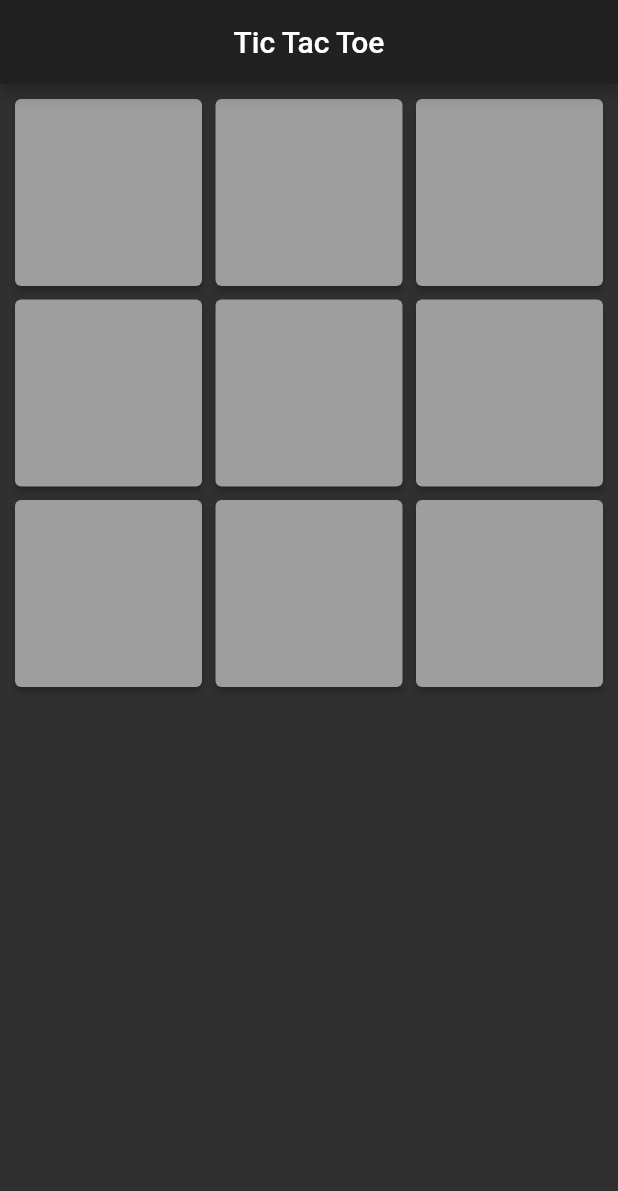
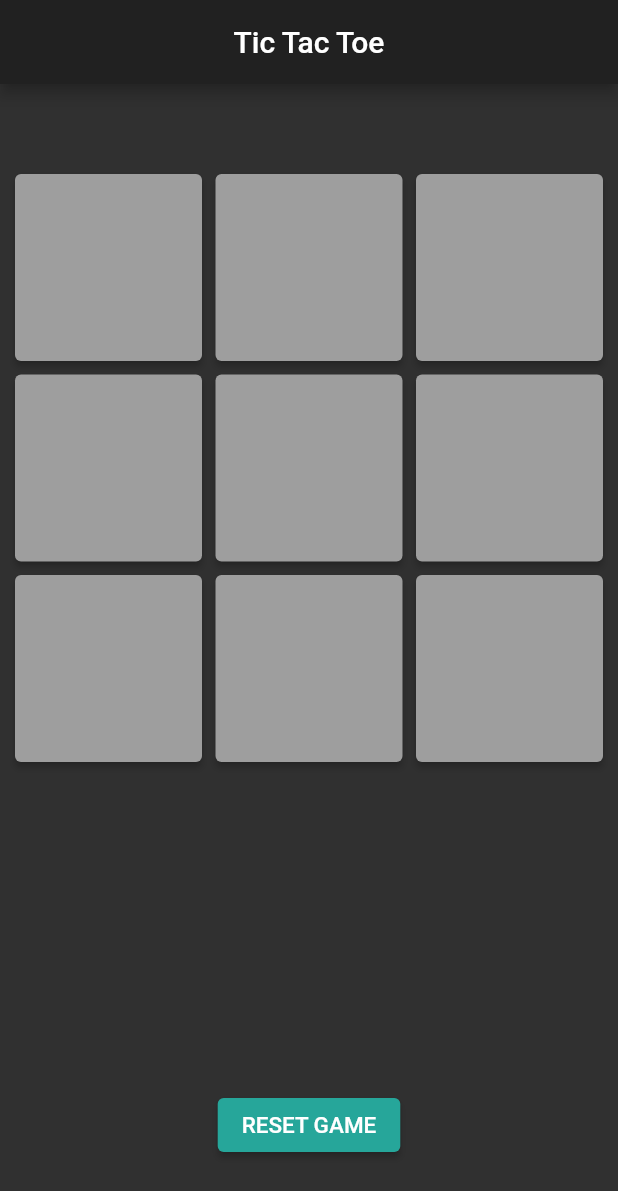
Before and after one commit to shlembo598/tic_tac_toe_game, a Flutter app: the screen it shows after launch, on a phone screen of 412 x 824 dp. Shown: the top 1191 px of the screen. Run offline on Flutter 3.47's test engine with Material 2 defaults, Android fonts, the phone set to English and light mode, and no system bars.

Commit message:
feat: -Added a game reset button. -Added an imitation of playing with a partner.

```diff
--- a/lib/home_page.dart
+++ b/lib/home_page.dart
@@ -1,3 +1,5 @@
+import 'dart:math';
+
 import 'package:flutter/cupertino.dart';
 import 'package:flutter/material.dart';
 import 'package:tic_tac_toe_game/widgets/game_field_button.dart';
@@ -26,7 +28,15 @@ class _HomePageState extends State<HomePage> {
       appBar: AppBar(
         title: Center(child: Text("Tic Tac Toe")),
       ),
-      body: GridView.builder(
+      body: Column(
+        mainAxisAlignment: MainAxisAlignment.center,
+        crossAxisAlignment: CrossAxisAlignment.center,
+        children: [
+          SizedBox(
+            height: 50.0,
+          ),
+          Expanded(
+            child: GridView.builder(
               padding: const EdgeInsets.all(10.0),
               itemCount: buttonsList.length,
               itemBuilder: (context, i) => SizedBox(
@@ -43,7 +53,9 @@ class _HomePageState extends State<HomePage> {
                       },
                     ),
                   ),
-                  onPressed: buttonsList[i].enabled?()=> playGame(buttonsList[i]) : null,
+                  onPressed: buttonsList[i].enabled
+                      ? () => playGame(buttonsList[i])
+                      : null,
                   child: Text(
                     buttonsList[i].text,
                     style: TextStyle(
@@ -51,19 +63,35 @@ class _HomePageState extends State<HomePage> {
                         fontSize: 30.0),
                   ),
                 ),
-              ), gridDelegate: SliverGridDelegateWithFixedCrossAxisCount(
+              ),
+              gridDelegate: SliverGridDelegateWithFixedCrossAxisCount(
                 crossAxisCount: 3,
                 childAspectRatio: 1.0,
                 crossAxisSpacing: 9.0,
                 mainAxisSpacing: 9.0,
-      ),),
+              ),
+            ),
+          ),
+          ElevatedButton(
+            onPressed: resetGame,
+            child: Text(
+              "RESET GAME",
+              style: TextStyle(fontSize: 15),
+            ),
+            style: ElevatedButton.styleFrom(primary: Colors.teal[400]),
+          ),
+          SizedBox(
+            height: 50.0,
+          )
+        ],
+      ),
     );
   }
 
   List<GameFieldButton> doInit() {
     player1 = [];
     player2 = [];
-    activePlayer =1;
+    activePlayer = 1;
 
     var gameFiaeldButtons = <GameFieldButton>[
       new GameFieldButton(id: 1),
@@ -79,98 +107,129 @@ class _HomePageState extends State<HomePage> {
     return gameFiaeldButtons;
   }
 
-  void playGame(GameFieldButton gameButton){
+  void playGame(GameFieldButton gameButton) {
     setState(() {
-      if (activePlayer ==1) {
+      if (activePlayer == 1) {
         gameButton.text = "X";
         gameButton.background = Colors.teal[400];
         activePlayer = 2;
         player1.add(gameButton.id);
-      } else{
+      } else {
         gameButton.text = "O";
         gameButton.background = const Color(0xFFA62632);
         activePlayer = 1;
         player2.add(gameButton.id);
       }
       gameButton.enabled = false;
-      checkWinner();
+      int winner = checkWinner();
+      if (winner == -1) {
+        if (buttonsList.every((element) => element.text != "")) {
+          showDialog(
+              context: context,
+              builder: (_) => WinnerDialog("Game Tied!",
+                  "Press the reset button to start again!", resetGame));
+        } else {
+          activePlayer == 2 ? autoPlay() : null;
+        }
+      }
     });
   }
 
-  void checkWinner() {
+  int checkWinner() {
     var winner = -1;
-    if (player1.contains(1) && player1.contains(2) && player1.contains(3) ) {
+    if (player1.contains(1) && player1.contains(2) && player1.contains(3)) {
       winner = 1;
     }
-    if (player2.contains(1) && player2.contains(2) && player2.contains(3) ) {
+    if (player2.contains(1) && player2.contains(2) && player2.contains(3)) {
       winner = 2;
     }
 
-    if (player1.contains(4) && player1.contains(5) && player1.contains(6) ) {
+    if (player1.contains(4) && player1.contains(5) && player1.contains(6)) {
       winner = 1;
     }
-    if (player2.contains(4) && player2.contains(5) && player2.contains(6) ) {
+    if (player2.contains(4) && player2.contains(5) && player2.contains(6)) {
       winner = 2;
     }
 
-    if (player1.contains(7) && player1.contains(8) && player1.contains(9) ) {
+    if (player1.contains(7) && player1.contains(8) && player1.contains(9)) {
       winner = 1;
     }
-    if (player2.contains(7) && player2.contains(8) && player2.contains(9) ) {
+    if (player2.contains(7) && player2.contains(8) && player2.contains(9)) {
       winner = 2;
     }
 
-    if (player1.contains(1) && player1.contains(4) && player1.contains(7) ) {
+    if (player1.contains(1) && player1.contains(4) && player1.contains(7)) {
       winner = 1;
     }
-    if (player2.contains(1) && player2.contains(4) && player2.contains(7) ) {
+    if (player2.contains(1) && player2.contains(4) && player2.contains(7)) {
       winner = 2;
     }
 
-    if (player1.contains(2) && player1.contains(5) && player1.contains(8) ) {
+    if (player1.contains(2) && player1.contains(5) && player1.contains(8)) {
       winner = 1;
     }
-    if (player2.contains(2) && player2.contains(5) && player2.contains(8) ) {
+    if (player2.contains(2) && player2.contains(5) && player2.contains(8)) {
       winner = 2;
     }
 
-    if (player1.contains(3) && player1.contains(6) && player1.contains(9) ) {
+    if (player1.contains(3) && player1.contains(6) && player1.contains(9)) {
       winner = 1;
     }
-    if (player2.contains(3) && player2.contains(6) && player2.contains(9) ) {
+    if (player2.contains(3) && player2.contains(6) && player2.contains(9)) {
       winner = 2;
     }
 
-    if (player1.contains(1) && player1.contains(5) && player1.contains(9) ) {
+    if (player1.contains(1) && player1.contains(5) && player1.contains(9)) {
       winner = 1;
     }
-    if (player2.contains(1) && player2.contains(5) && player2.contains(9) ) {
+    if (player2.contains(1) && player2.contains(5) && player2.contains(9)) {
       winner = 2;
     }
 
-    if (player1.contains(3) && player1.contains(5) && player1.contains(7) ) {
+    if (player1.contains(3) && player1.contains(5) && player1.contains(7)) {
       winner = 1;
     }
-    if (player2.contains(3) && player2.contains(5) && player2.contains(7) ) {
+    if (player2.contains(3) && player2.contains(5) && player2.contains(7)) {
       winner = 2;
     }
 
     if (winner != -1) {
       if (winner == 1) {
-        showDialog(context: context,
-            builder: (_) => WinnerDialog("You Won!", 'Press reset button to play again!', resetGame));
-      }  else {
-        showDialog(context: context,
-            builder: (_) => WinnerDialog("Ai Won!", 'Press reset button to play again!', resetGame));
+        showDialog(
+            context: context,
+            builder: (_) => WinnerDialog(
+                "You Won!", 'Press reset button to play again!', resetGame));
+      } else {
+        showDialog(
+            context: context,
+            builder: (_) => WinnerDialog(
+                "Ai Won!", 'Press reset button to play again!', resetGame));
       }
     }
+    return winner;
   }
 
-
   void resetGame() {
-    if(Navigator.canPop(context)) Navigator.pop(context);
+    if (Navigator.canPop(context)) Navigator.pop(context);
     setState(() {
       buttonsList = doInit();
     });
   }
+
+  autoPlay() {
+    var emptyCells = [];
+    var list = List.generate(9, (index) => index + 1);
+    for (var cellId in list) {
+      if (!(player1.contains(cellId) || player2.contains(cellId))) {
+        emptyCells.add(cellId);
       }
+    }
+    var random = Random();
+    var randIndex = random.nextInt(emptyCells.length-1);
+    var cellId = emptyCells[randIndex];
+    int i = buttonsList.indexWhere((element) => element.id == cellId);
+    playGame(buttonsList[i]);
+  }
+
+
+}
```
Lines whose indentation alone changed are shown as unchanged.
